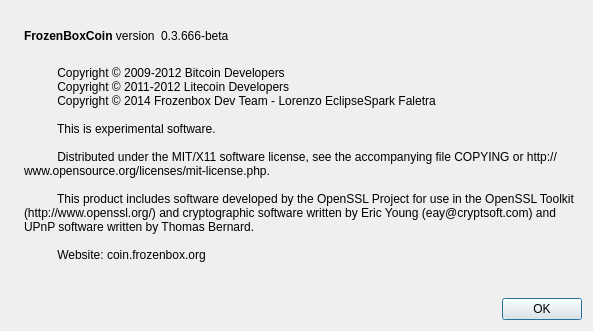
Above: src/qt/forms/aboutdialog.ui from PalinuroSec/FrozenBoxCoin before the change. Below: the same form after it.
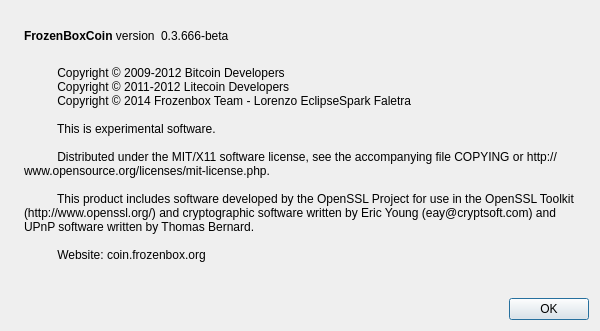
That is the form after the change. Icons and pictures are not drawn.

```diff
--- a/src/qt/forms/aboutdialog.ui
+++ b/src/qt/forms/aboutdialog.ui
@@ -6,7 +6,7 @@
    <rect>
     <x>0</x>
     <y>0</y>
-    <width>593</width>
+    <width>600</width>
     <height>331</height>
    </rect>
   </property>
@@ -97,7 +97,7 @@
         <string>
           Copyright © 2009-2012 Bitcoin Developers
           Copyright © 2011-2012 Litecoin Developers
-          Copyright © 2014 Frozenbox Dev Team - Lorenzo EclipseSpark Faletra
+          Copyright © 2014 Frozenbox Team - Lorenzo EclipseSpark Faletra
 
           This is experimental software.
 
```
